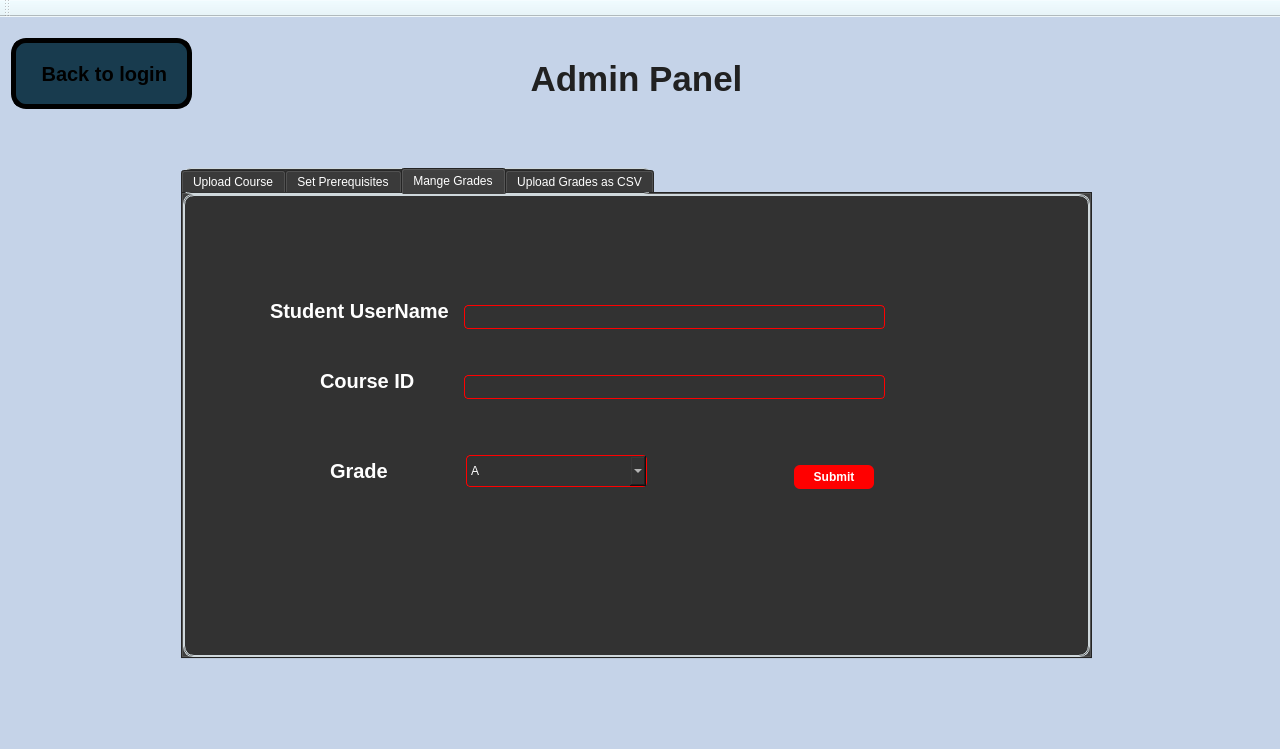
Above: Coursify.ui from Ahmed-ElGoharyy/Coursifyy before the change. Below: the same form after it.
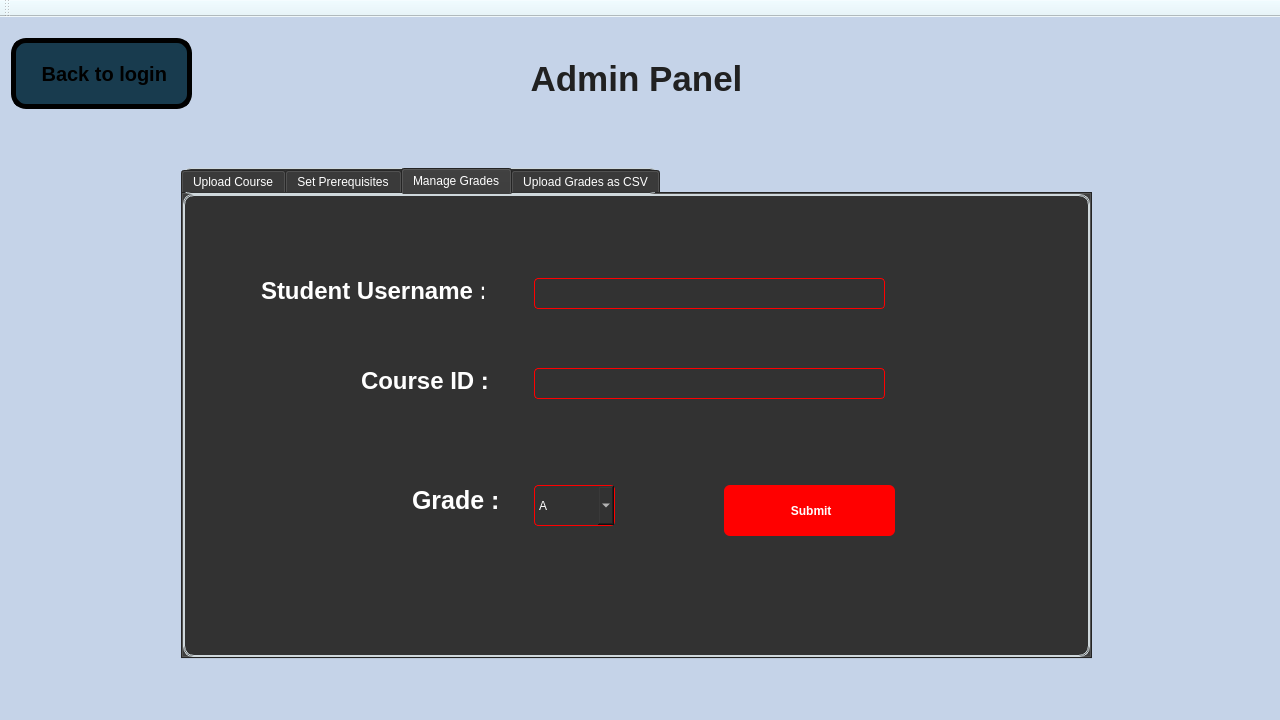
That is the form after the change. The open tabs and pages were chosen to show the change. Icons and pictures are not drawn.

```diff
--- a/Coursify.ui
+++ b/Coursify.ui
@@ -7,7 +7,7 @@
     <x>0</x>
     <y>0</y>
     <width>1280</width>
-    <height>749</height>
+    <height>720</height>
    </rect>
   </property>
   <property name="palette">
@@ -3634,15 +3634,15 @@
         </widget>
         <widget class="QWidget" name="tab_3">
          <attribute name="title">
-          <string>Mange Grades</string>
+          <string>Manage Grades</string>
          </attribute>
          <widget class="QLineEdit" name="StudentUser">
           <property name="geometry">
            <rect>
-            <x>280</x>
-            <y>110</y>
-            <width>421</width>
-            <height>24</height>
+            <x>350</x>
+            <y>83</y>
+            <width>351</width>
+            <height>31</height>
            </rect>
           </property>
           <property name="styleSheet">
@@ -3658,10 +3658,10 @@
          <widget class="QLineEdit" name="lineEdit_courseID_2">
           <property name="geometry">
            <rect>
-            <x>280</x>
-            <y>180</y>
-            <width>421</width>
-            <height>24</height>
+            <x>350</x>
+            <y>173</y>
+            <width>351</width>
+            <height>31</height>
            </rect>
           </property>
           <property name="styleSheet">
@@ -3677,10 +3677,10 @@
          <widget class="QPushButton" name="pushButton_submitGrade">
           <property name="geometry">
            <rect>
-            <x>610</x>
-            <y>270</y>
-            <width>80</width>
-            <height>24</height>
+            <x>540</x>
+            <y>290</y>
+            <width>171</width>
+            <height>51</height>
            </rect>
           </property>
           <property name="styleSheet">
@@ -3702,21 +3702,32 @@
 </string>
           </property>
           <property name="text">
-           <string>Submit</string>
+           <string> Submit</string>
+          </property>
+          <property name="icon">
+           <iconset theme="QIcon::ThemeIcon::GoUp"/>
+          </property>
+          <property name="iconSize">
+           <size>
+            <width>16</width>
+            <height>20</height>
+           </size>
           </property>
          </widget>
          <widget class="QLabel" name="label_16">
           <property name="geometry">
            <rect>
-            <x>80</x>
-            <y>100</y>
-            <width>191</width>
+            <x>70</x>
+            <y>80</y>
+            <width>231</width>
             <height>31</height>
            </rect>
           </property>
           <property name="font">
            <font>
-            <pointsize>15</pointsize>
+            <family>Segoe UI</family>
+            <pointsize>18</pointsize>
+            <italic>false</italic>
             <bold>true</bold>
            </font>
           </property>
@@ -3728,47 +3739,51 @@
 </string>
           </property>
           <property name="text">
-           <string>Student UserName</string>
+           <string>Student Username :</string>
           </property>
          </widget>
          <widget class="QLabel" name="label_17">
           <property name="geometry">
            <rect>
-            <x>130</x>
+            <x>170</x>
             <y>170</y>
-            <width>111</width>
+            <width>141</width>
             <height>31</height>
            </rect>
           </property>
           <property name="font">
            <font>
-            <pointsize>15</pointsize>
+            <family>Segoe UI</family>
+            <pointsize>18</pointsize>
+            <italic>false</italic>
             <bold>true</bold>
            </font>
           </property>
           <property name="styleSheet">
            <string notr="true">color: rgb(255, 255, 255);
 border-color:rgb(50, 50, 50);
+font: 700 18pt &quot;Segoe UI&quot;;
 
-font-weight: bold;
 </string>
           </property>
           <property name="text">
-           <string>Course ID</string>
+           <string>Course ID :</string>
           </property>
          </widget>
          <widget class="QLabel" name="label_18">
           <property name="geometry">
            <rect>
-            <x>140</x>
-            <y>260</y>
-            <width>81</width>
+            <x>220</x>
+            <y>290</y>
+            <width>101</width>
             <height>31</height>
            </rect>
           </property>
           <property name="font">
            <font>
-            <pointsize>15</pointsize>
+            <family>Segoe UI</family>
+            <pointsize>19</pointsize>
+            <italic>false</italic>
             <bold>true</bold>
            </font>
           </property>
@@ -3776,20 +3791,19 @@
            <string notr="true">color: rgb(255, 255, 255);
 border-color:rgb(50, 50, 50);
 
-font-weight: bold;
-</string>
+font: 700 19pt &quot;Segoe UI&quot;;</string>
           </property>
           <property name="text">
-           <string>Grade</string>
+           <string>Grade :</string>
           </property>
          </widget>
          <widget class="QComboBox" name="comboBox">
           <property name="geometry">
            <rect>
-            <x>282</x>
-            <y>260</y>
-            <width>181</width>
-            <height>32</height>
+            <x>350</x>
+            <y>290</y>
+            <width>81</width>
+            <height>41</height>
            </rect>
           </property>
           <property name="styleSheet">
```
Left out of the diff: 188 changed lines with no effect on the pictures.
